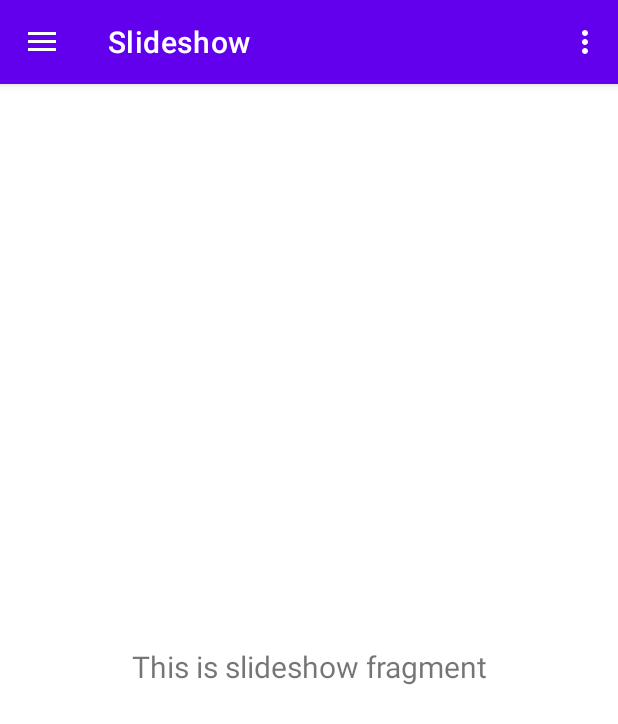
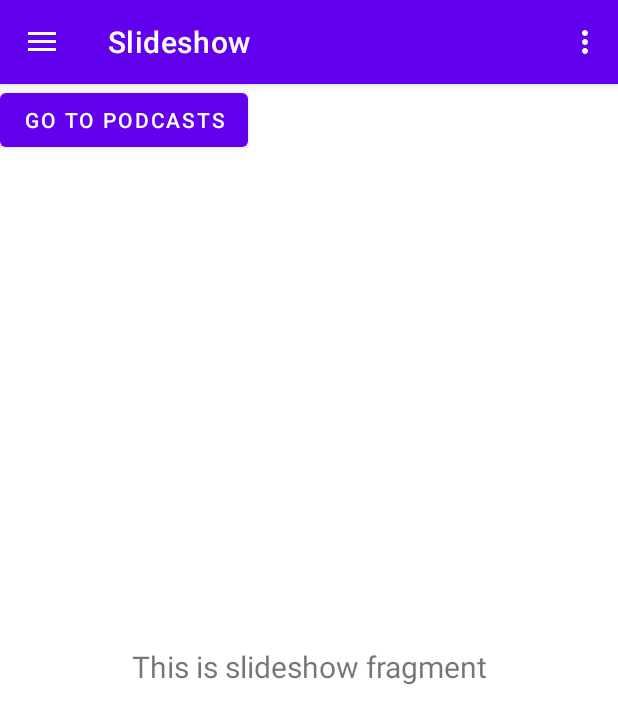
Before and after one commit to cmwrobel1/girl-talk-radio, an Android app: the screen it shows after launch (MainActivity), in the side drawer, after a tap on "Girl Talk", on a phone screen of 412 x 824 dp. Shown: the top 724 px of the screen. Run offline under Robolectric (Android 15) with nearby library versions, the phone set to English and light mode, and no system bars; our stand-ins replace navigation-ui.

Commit message:
EXAMPLE Button navigation

```diff
--- a/JustAGirlco/app/src/main/java/com/example/justagirlco/ui/gallery/GalleryFragment.java
+++ b/JustAGirlco/app/src/main/java/com/example/justagirlco/ui/gallery/GalleryFragment.java
@@ -18,10 +18,15 @@ public class GalleryFragment extends Fragment {
 
     private GalleryViewModel galleryViewModel;
 
-    public View onCreateView(@NonNull LayoutInflater inflater,
-                             ViewGroup container, Bundle savedInstanceState) {
-        galleryViewModel =
-                new ViewModelProvider(this).get(GalleryViewModel.class);
+    @Override
+    public void onCreate(@Nullable Bundle savedInstanceState) {
+        super.onCreate(savedInstanceState);
+    }
+
+    @Nullable
+    @Override
+    public View onCreateView(@NonNull LayoutInflater inflater, @Nullable ViewGroup container,@Nullable Bundle savedInstanceState) {
+        galleryViewModel = new ViewModelProvider(this).get(GalleryViewModel.class);
         View root = inflater.inflate(R.layout.fragment_gallery, container, false);
         final TextView textView = root.findViewById(R.id.text_gallery);
         galleryViewModel.getText().observe(getViewLifecycleOwner(), new Observer<String>() {
--- a/JustAGirlco/app/src/main/java/com/example/justagirlco/ui/slideshow/SlideshowFragment.java
+++ b/JustAGirlco/app/src/main/java/com/example/justagirlco/ui/slideshow/SlideshowFragment.java
@@ -4,6 +4,7 @@ import android.os.Bundle;
 import android.view.LayoutInflater;
 import android.view.View;
 import android.view.ViewGroup;
+import android.widget.Button;
 import android.widget.TextView;
 
 import androidx.annotation.NonNull;
@@ -11,17 +12,24 @@ import androidx.annotation.Nullable;
 import androidx.fragment.app.Fragment;
 import androidx.lifecycle.Observer;
 import androidx.lifecycle.ViewModelProvider;
+import androidx.navigation.Navigation;
 
 import com.example.justagirlco.R;
 
-public class SlideshowFragment extends Fragment {
+public class SlideshowFragment extends Fragment implements View.OnClickListener {
 
     private SlideshowViewModel slideshowViewModel;
+    Button gotoPodcast;
 
-    public View onCreateView(@NonNull LayoutInflater inflater,
-                             ViewGroup container, Bundle savedInstanceState) {
-        slideshowViewModel =
-                new ViewModelProvider(this).get(SlideshowViewModel.class);
+    @Override
+    public void onCreate(@Nullable Bundle savedInstanceState) {
+        super.onCreate(savedInstanceState);
+    }
+
+    @Nullable
+    @Override
+    public View onCreateView(@NonNull LayoutInflater inflater, @Nullable ViewGroup container,@Nullable Bundle savedInstanceState) {
+        slideshowViewModel = new ViewModelProvider(this).get(SlideshowViewModel.class);
         View root = inflater.inflate(R.layout.fragment_slideshow, container, false);
         final TextView textView = root.findViewById(R.id.text_slideshow);
         slideshowViewModel.getText().observe(getViewLifecycleOwner(), new Observer<String>() {
@@ -30,6 +38,15 @@ public class SlideshowFragment extends Fragment {
                 textView.setText(s);
             }
         });
+
+        gotoPodcast = root.findViewById(R.id.fragment_girlTalk_gotoPodcasts);
+        gotoPodcast.setOnClickListener(this);
+
         return root;
     }
+
+    @Override
+    public void onClick(View view) {
+        Navigation.findNavController(view).navigate(R.id.action_nav_girl_talk_to_nav_podcasts);
+    }
 }
--- a/JustAGirlco/app/src/main/res/layout/content_main.xml
+++ b/JustAGirlco/app/src/main/res/layout/content_main.xml
@@ -5,7 +5,8 @@
     android:layout_width="match_parent"
     android:layout_height="match_parent"
     app:layout_behavior="@string/appbar_scrolling_view_behavior"
-    tools:showIn="@layout/app_bar_main">
+    tools:showIn="@layout/app_bar_main"
+    tools:context=".MainActivity">
 
     <fragment
         android:id="@+id/nav_host_fragment"
--- a/JustAGirlco/app/src/main/res/layout/fragment_slideshow.xml
+++ b/JustAGirlco/app/src/main/res/layout/fragment_slideshow.xml
@@ -19,4 +19,10 @@
         app:layout_constraintEnd_toEndOf="parent"
         app:layout_constraintStart_toStartOf="parent"
         app:layout_constraintTop_toTopOf="parent" />
+
+    <Button
+        android:layout_width="wrap_content"
+        android:layout_height="wrap_content"
+        android:text="Go to Podcasts"
+        android:id="@+id/fragment_girlTalk_gotoPodcasts"/>
 </androidx.constraintlayout.widget.ConstraintLayout>
--- a/JustAGirlco/app/src/main/res/navigation/mobile_navigation.xml
+++ b/JustAGirlco/app/src/main/res/navigation/mobile_navigation.xml
@@ -15,7 +15,11 @@
         android:id="@+id/nav_girl_talk"
         android:name="com.example.justagirlco.ui.slideshow.SlideshowFragment"
         android:label="@string/menu_slideshow"
-        tools:layout="@layout/fragment_slideshow" />
+        tools:layout="@layout/fragment_slideshow" >
+        <action
+            android:id="@+id/action_nav_girl_talk_to_nav_podcasts"
+            app:destination="@id/nav_podcasts" />
+    </fragment>
 
     <fragment
         android:id="@+id/nav_mediaPage"
```
